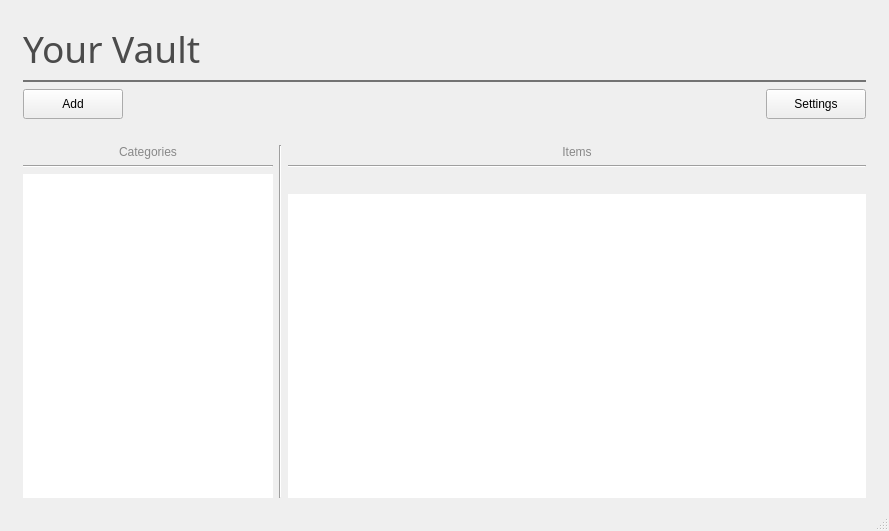
The window that manager_window.ui (Affan-Mushahid/KeepSake) describes before a commit, drawn with Qt 5.
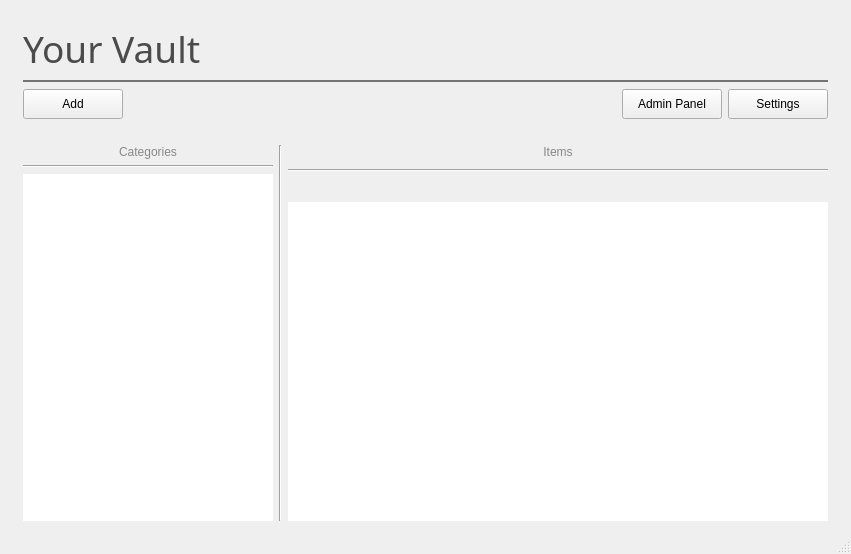
The same window after the commit.

Diff of the .ui file:
```diff
--- a/manager_window.ui
+++ b/manager_window.ui
@@ -6,8 +6,8 @@
    <rect>
     <x>0</x>
     <y>0</y>
-    <width>889</width>
-    <height>531</height>
+    <width>851</width>
+    <height>554</height>
    </rect>
   </property>
   <property name="windowTitle">
@@ -102,12 +102,34 @@
          </spacer>
         </item>
         <item>
-         <widget class="QPushButton" name="pushButton_3">
+         <widget class="QPushButton" name="admin_panel_btn">
+          <property name="enabled">
+           <bool>true</bool>
+          </property>
           <property name="minimumSize">
            <size>
             <width>100</width>
             <height>30</height>
            </size>
+          </property>
+          <property name="styleSheet">
+           <string notr="true">font: 10pt &quot;Century Gothic&quot;;</string>
+          </property>
+          <property name="text">
+           <string>Admin Panel</string>
+          </property>
+         </widget>
+        </item>
+        <item>
+         <widget class="QPushButton" name="settings_btn">
+          <property name="minimumSize">
+           <size>
+            <width>100</width>
+            <height>30</height>
+           </size>
+          </property>
+          <property name="styleSheet">
+           <string notr="true">font: 10pt &quot;Century Gothic&quot;;</string>
           </property>
           <property name="text">
            <string>Settings</string>
@@ -222,6 +244,9 @@
           </item>
           <item>
            <layout class="QVBoxLayout" name="verticalLayout_2">
+            <property name="spacing">
+             <number>10</number>
+            </property>
             <item>
              <widget class="QLabel" name="label_3">
               <property name="styleSheet">
@@ -248,6 +273,9 @@
             </item>
             <item>
              <layout class="QHBoxLayout" name="horizontalLayout_3" stretch="0">
+              <property name="spacing">
+               <number>6</number>
+              </property>
               <property name="sizeConstraint">
                <enum>QLayout::SetMaximumSize</enum>
               </property>
@@ -268,11 +296,17 @@
             </item>
             <item>
              <layout class="QHBoxLayout" name="horizontalLayout_4">
+              <property name="spacing">
+               <number>5</number>
+              </property>
               <property name="topMargin">
                <number>0</number>
               </property>
               <item>
                <layout class="QVBoxLayout" name="verticalLayout_3">
+                <property name="spacing">
+                 <number>6</number>
+                </property>
                 <property name="sizeConstraint">
                  <enum>QLayout::SetDefaultConstraint</enum>
                 </property>
```
Left out of the diff: 9 changed lines with no effect on the pictures.
